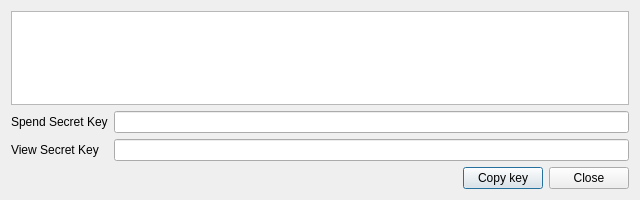
discretecoin/discrete-wallet, file src/gui/ui/privatekeysdialog.ui: the form before one commit.
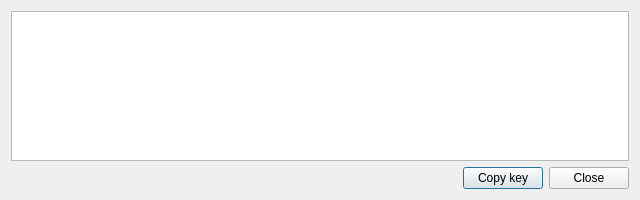
The form after the commit. Icons and pictures are not drawn.

Diff of the .ui file:
```diff
--- a/src/gui/ui/privatekeysdialog.ui
+++ b/src/gui/ui/privatekeysdialog.ui
@@ -37,35 +37,7 @@
      </property>
     </widget>
    </item>
-   <item row="1" column="0">
-    <widget class="QLabel" name="label">
-     <property name="text">
-      <string>Spend Secret Key</string>
-     </property>
-    </widget>
-   </item>
-   <item row="1" column="1">
-    <widget class="QLineEdit" name="m_spendSecretKeyEdit">
-     <property name="readOnly">
-      <bool>true</bool>
-     </property>
-    </widget>
-   </item>
-   <item row="2" column="0">
-    <widget class="QLabel" name="label_2">
-     <property name="text">
-      <string>View Secret Key</string>
-     </property>
-    </widget>
-   </item>
-   <item row="2" column="1">
-    <widget class="QLineEdit" name="m_viewSecretKeyEdit">
-     <property name="readOnly">
-      <bool>true</bool>
-     </property>
-    </widget>
-   </item>
-   <item row="3" column="0" colspan="2">
+   <item row="1" column="0" colspan="2">
     <layout class="QHBoxLayout" name="horizontalLayout">
      <item>
       <spacer name="horizontalSpacer">
```
Left out of the diff: 2 changed lines with no effect on the pictures.
